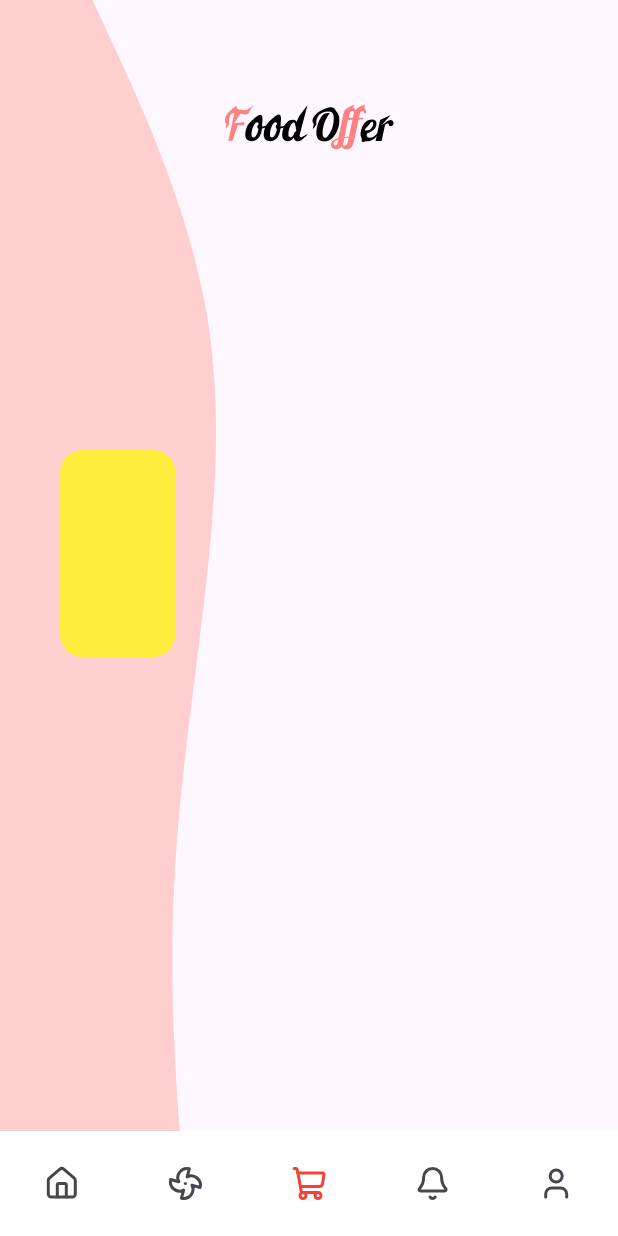
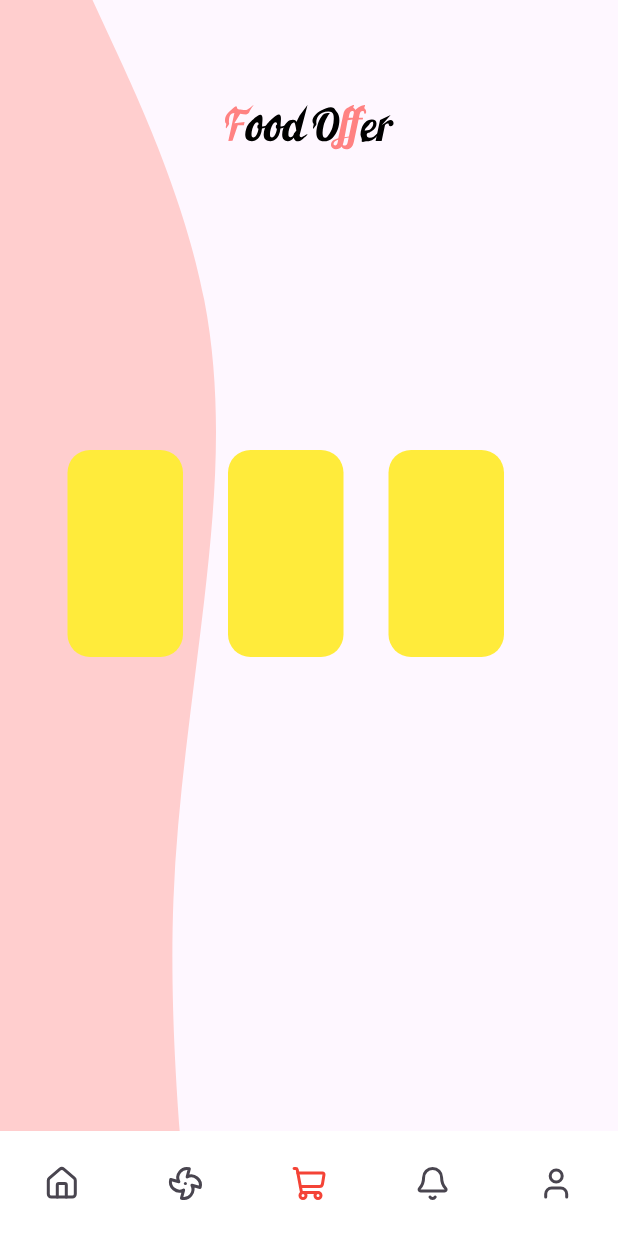
Before and after one commit to Flutter-gg-1/Shimmer-application, a Flutter app: the screen it shows after launch, on a phone screen of 412 x 824 dp. Run offline on Flutter 3.47's test engine with Material 3 defaults, Android fonts, the phone set to English and light mode, and no system bars; our stand-ins replace lucide_icons.

Commit message:
UPD Container 0.0.1

```diff
--- a/lib/home_screen.dart
+++ b/lib/home_screen.dart
@@ -59,15 +59,37 @@ class HomeScreen extends StatelessWidget {
               ),
             ),
             Positioned(
-              left: 40,
+              left: 45,
               top: 300,
-              child: Container(
+              child: Row(
+                children: [
+                  Container(
                     height: 138,
                     width: 77,
                     decoration: BoxDecoration(
                       borderRadius: BorderRadius.circular(15),
                       color: Colors.yellow,
                     ),
+                  ),
+                  const SizedBox(width: 30),
+                  Container(
+                    height: 138,
+                    width: 77,
+                    decoration: BoxDecoration(
+                      borderRadius: BorderRadius.circular(15),
+                      color: Colors.yellow,
+                    ),
+                  ),
+                  const SizedBox(width: 30),
+                  Container(
+                    height: 138,
+                    width: 77,
+                    decoration: BoxDecoration(
+                      borderRadius: BorderRadius.circular(15),
+                      color: Colors.yellow,
+                    ),
+                  ),
+                ],
               ),
             ),
           ],
```
Lines whose indentation alone changed are shown as unchanged.
